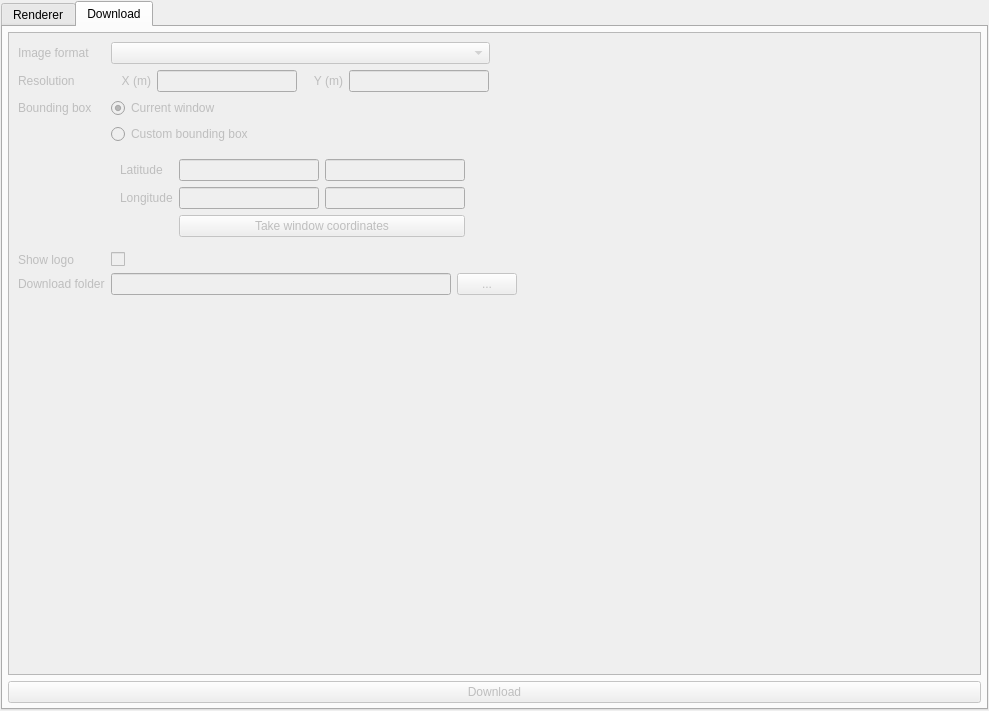
First picture: the form in EDC_OGC_dockwidget_base.ui, repository eurodatacube/edc-qgis-plugin, before the edit.
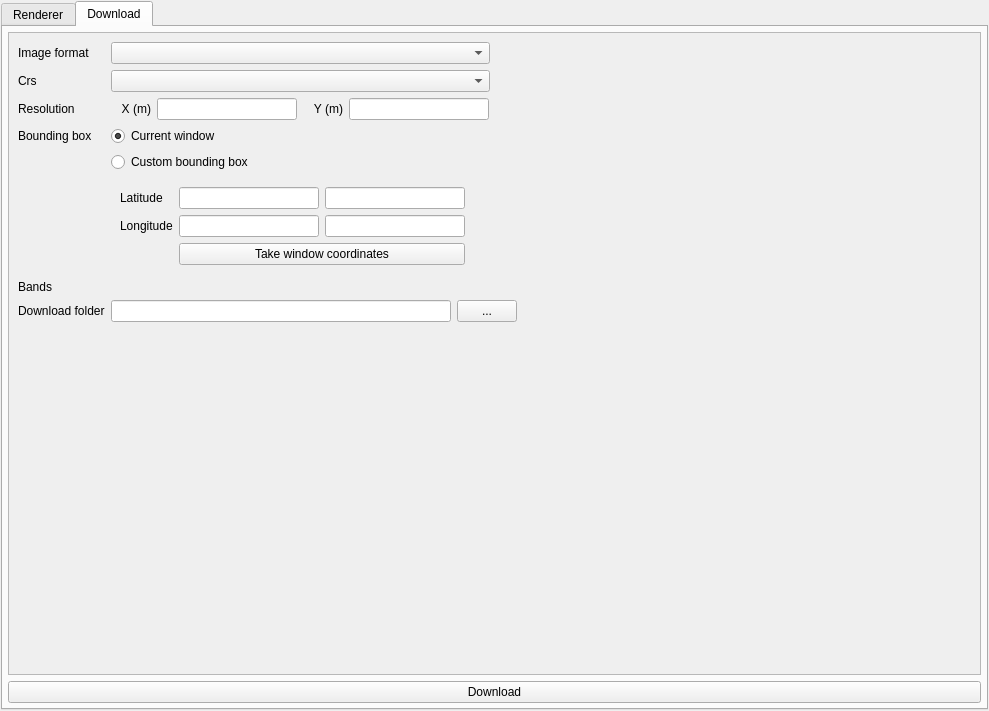
Second picture: the form after the edit. The open tabs and pages were chosen to show the change.

Commit message: initially enabling wcs

```diff
--- a/EDC_OGC_dockwidget_base.ui
+++ b/EDC_OGC_dockwidget_base.ui
@@ -1282,7 +1282,7 @@
         </widget>
         <widget class="QWidget" name="downloadTab">
          <property name="enabled">
-          <bool>false</bool>
+          <bool>true</bool>
          </property>
          <attribute name="title">
           <string>Download</string>
@@ -1322,7 +1322,7 @@
               </rect>
              </property>
              <layout class="QGridLayout" name="gridLayout_6">
-              <item row="10" column="1">
+              <item row="11" column="1">
                <spacer name="verticalSpacer_2">
                 <property name="orientation">
                  <enum>Qt::Vertical</enum>
@@ -1335,7 +1335,14 @@
                 </property>
                </spacer>
               </item>
-              <item row="2" column="1">
+              <item row="6" column="0">
+               <widget class="QLabel" name="label_2">
+                <property name="text">
+                 <string>Bands</string>
+                </property>
+               </widget>
+              </item>
+              <item row="3" column="1">
                <widget class="QRadioButton" name="radioCurrentExtent">
                 <property name="text">
                  <string>Current window</string>
@@ -1345,20 +1352,13 @@
                 </property>
                </widget>
               </item>
-              <item row="2" column="0">
+              <item row="3" column="0">
                <widget class="QLabel" name="bboxLabel">
                 <property name="text">
                  <string>Bounding box</string>
                 </property>
                </widget>
               </item>
-              <item row="1" column="0">
-               <widget class="QLabel" name="resolutionLabel">
-                <property name="text">
-                 <string>Resolution</string>
-                </property>
-               </widget>
-              </item>
               <item row="0" column="1">
                <widget class="QComboBox" name="format">
                 <property name="minimumSize">
@@ -1375,7 +1375,7 @@
                 </property>
                </widget>
               </item>
-              <item row="3" column="1">
+              <item row="4" column="1">
                <widget class="QRadioButton" name="radioCustomExtent">
                 <property name="text">
                  <string>Custom bounding box</string>
@@ -1389,100 +1389,7 @@
                 </property>
                </widget>
               </item>
-              <item row="1" column="1">
-               <layout class="QHBoxLayout" name="horizontalLayout_8">
-                <item>
-                 <widget class="QLabel" name="xLabel">
-                  <property name="minimumSize">
-                   <size>
-                    <width>40</width>
-                    <height>0</height>
-                   </size>
-                  </property>
-                  <property name="maximumSize">
-                   <size>
-                    <width>40</width>
-                    <height>16777215</height>
-                   </size>
-                  </property>
-                  <property name="text">
-                   <string>X (m)</string>
-                  </property>
-                  <property name="alignment">
-                   <set>Qt::AlignRight|Qt::AlignTrailing|Qt::AlignVCenter</set>
-                  </property>
-                 </widget>
-                </item>
-                <item>
-                 <widget class="QLineEdit" name="inputResX">
-                  <property name="minimumSize">
-                   <size>
-                    <width>140</width>
-                    <height>0</height>
-                   </size>
-                  </property>
-                  <property name="maximumSize">
-                   <size>
-                    <width>140</width>
-                    <height>16777215</height>
-                   </size>
-                  </property>
-                 </widget>
-                </item>
-                <item>
-                 <widget class="QLabel" name="yLabel">
-                  <property name="minimumSize">
-                   <size>
-                    <width>40</width>
-                    <height>0</height>
-                   </size>
-                  </property>
-                  <property name="maximumSize">
-                   <size>
-                    <width>160</width>
-                    <height>16777215</height>
-                   </size>
-                  </property>
-                  <property name="text">
-                   <string>Y (m)</string>
-                  </property>
-                  <property name="alignment">
-                   <set>Qt::AlignRight|Qt::AlignTrailing|Qt::AlignVCenter</set>
-                  </property>
-                 </widget>
-                </item>
-                <item>
-                 <widget class="QLineEdit" name="inputResY">
-                  <property name="minimumSize">
-                   <size>
-                    <width>140</width>
-                    <height>0</height>
-                   </size>
-                  </property>
-                  <property name="maximumSize">
-                   <size>
-                    <width>140</width>
-                    <height>16777215</height>
-                   </size>
-                  </property>
-                 </widget>
-                </item>
-                <item>
-                 <spacer name="horizontalSpacer_5">
-                  <property name="orientation">
-                   <enum>Qt::Horizontal</enum>
-                  </property>
-                  <property name="sizeHint" stdset="0">
-                   <size>
-                    <width>40</width>
-                    <height>20</height>
-                   </size>
-                  </property>
-                 </spacer>
-                </item>
-               </layout>
-              </item>
-              <item row="4" column="1">
+              <item row="5" column="1">
                <widget class="QWidget" name="widgetCustomExtent" native="true">
                 <property name="minimumSize">
                  <size>
@@ -1627,14 +1534,14 @@
                 <zorder>refreshExtent</zorder>
                </widget>
               </item>
-              <item row="9" column="0">
+              <item row="10" column="0">
                <widget class="QLabel" name="downloadLabel">
                 <property name="text">
                  <string>Download folder</string>
                 </property>
                </widget>
               </item>
-              <item row="9" column="1">
+              <item row="10" column="1">
                <layout class="QHBoxLayout" name="horizontalLayout_2">
                 <item>
                  <widget class="QLineEdit" name="destination">
@@ -1686,17 +1593,123 @@
                 </item>
                </layout>
               </item>
-              <item row="5" column="0">
-               <widget class="QLabel" name="showLogoLabel">
+              <item row="6" column="1">
+               <layout class="QGridLayout" name="bandsWCS"/>
+              </item>
+              <item row="2" column="1">
+               <layout class="QHBoxLayout" name="horizontalLayout_8">
+                <item>
+                 <widget class="QLabel" name="xLabel">
+                  <property name="minimumSize">
+                   <size>
+                    <width>40</width>
+                    <height>0</height>
+                   </size>
+                  </property>
+                  <property name="maximumSize">
+                   <size>
+                    <width>40</width>
+                    <height>16777215</height>
+                   </size>
+                  </property>
+                  <property name="text">
+                   <string>X (m)</string>
+                  </property>
+                  <property name="alignment">
+                   <set>Qt::AlignRight|Qt::AlignTrailing|Qt::AlignVCenter</set>
+                  </property>
+                 </widget>
+                </item>
+                <item>
+                 <widget class="QLineEdit" name="inputResX">
+                  <property name="minimumSize">
+                   <size>
+                    <width>140</width>
+                    <height>0</height>
+                   </size>
+                  </property>
+                  <property name="maximumSize">
+                   <size>
+                    <width>140</width>
+                    <height>16777215</height>
+                   </size>
+                  </property>
+                 </widget>
+                </item>
+                <item>
+                 <widget class="QLabel" name="yLabel">
+                  <property name="minimumSize">
+                   <size>
+                    <width>40</width>
+                    <height>0</height>
+                   </size>
+                  </property>
+                  <property name="maximumSize">
+                   <size>
+                    <width>160</width>
+                    <height>16777215</height>
+                   </size>
+                  </property>
+                  <property name="text">
+                   <string>Y (m)</string>
+                  </property>
+                  <property name="alignment">
+                   <set>Qt::AlignRight|Qt::AlignTrailing|Qt::AlignVCenter</set>
+                  </property>
+                 </widget>
+                </item>
+                <item>
+                 <widget class="QLineEdit" name="inputResY">
+                  <property name="minimumSize">
+                   <size>
+                    <width>140</width>
+                    <height>0</height>
+                   </size>
+                  </property>
+                  <property name="maximumSize">
+                   <size>
+                    <width>140</width>
+                    <height>16777215</height>
+                   </size>
+                  </property>
+                 </widget>
+                </item>
+                <item>
+                 <spacer name="horizontalSpacer_5">
+                  <property name="orientation">
+                   <enum>Qt::Horizontal</enum>
+                  </property>
+                  <property name="sizeHint" stdset="0">
+                   <size>
+                    <width>40</width>
+                    <height>20</height>
+                   </size>
+                  </property>
+                 </spacer>
+                </item>
+               </layout>
+              </item>
+              <item row="2" column="0">
+               <widget class="QLabel" name="resolutionLabel">
                 <property name="text">
-                 <string>Show logo</string>
+                 <string>Resolution</string>
                 </property>
                </widget>
               </item>
-              <item row="5" column="1">
-               <widget class="QCheckBox" name="showLogoBox">
+              <item row="1" column="1">
+               <widget class="QComboBox" name="CrsWCS">
+                <property name="maximumSize">
+                 <size>
+                  <width>379</width>
+                  <height>16777215</height>
+                 </size>
+                </property>
+               </widget>
+              </item>
+              <item row="1" column="0">
+               <widget class="QLabel" name="label_6">
                 <property name="text">
-                 <string/>
+                 <string>Crs</string>
                 </property>
                </widget>
               </item>
```
Left out of the diff: 6 changed lines with no effect on the pictures. The commit also changes 2 other files.
